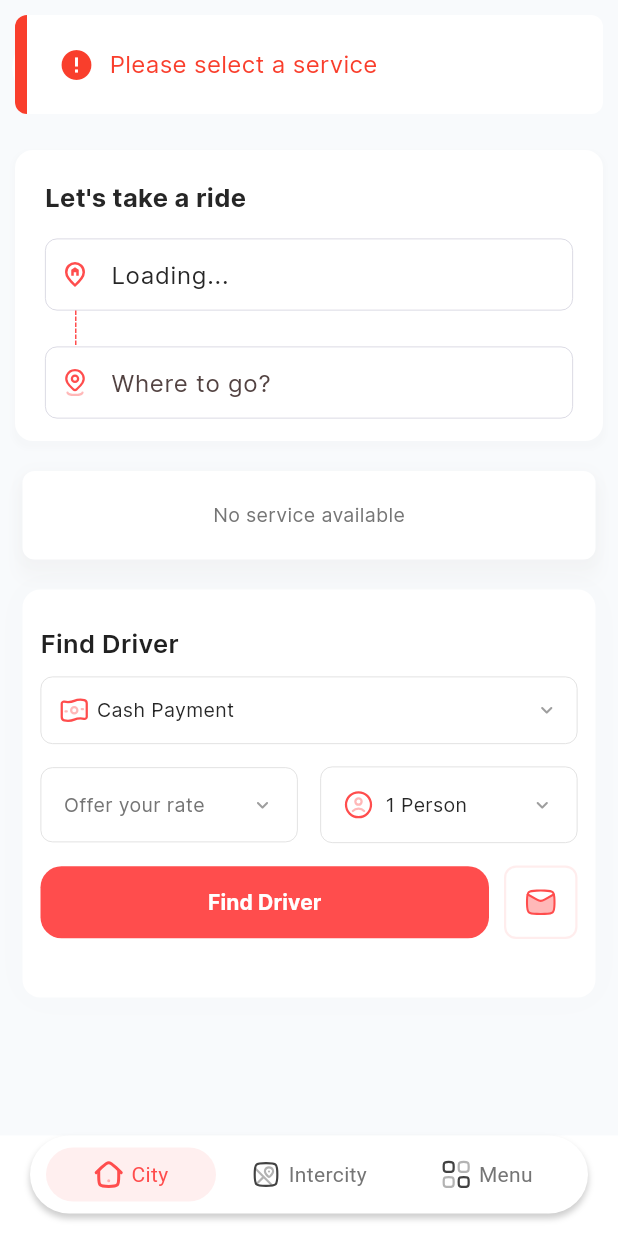
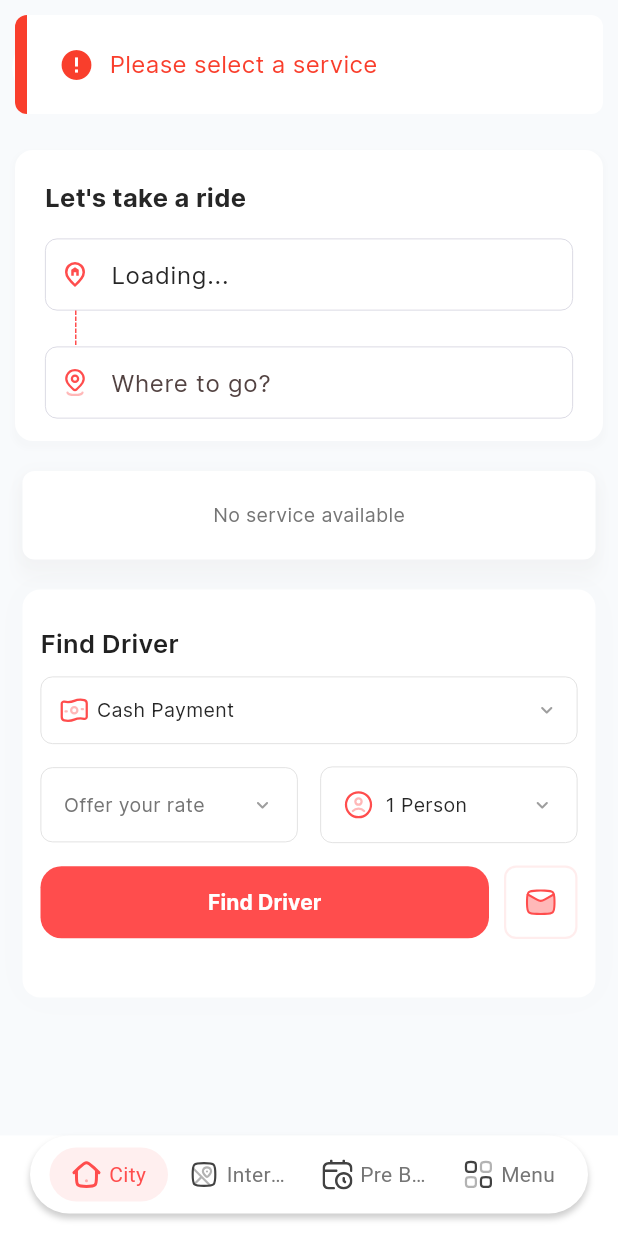
Before and after one commit to mdarafat1570/Emira_Ride, a Flutter app: the DashBoardScreen screen opened by its route, after a tap on "Cash Payment", after a tap on "Offer your rate", on a phone screen of 412 x 824 dp. Run offline on Flutter 3.47's test engine with Material 3 defaults, Android fonts, the phone set to English and light mode, and no system bars; drawn by our look-alikes of another_flushbar, cached_network_image, flutter_animate; our stand-ins replace awesome_dialog, connectivity_plus, dio, dotted_border, file_picker, firebase_core and 28 more; missing offline and left inert: coupon_uikit, flutter_inappwebview, pusher_channels_flutter; accounts and stored records are empty; network calls fail; Roboto replaces fonts that are missing (Noto-sans); project files that could hold a hidden picture were left out.

```diff
--- a/lib/core/route/route.dart
+++ b/lib/core/route/route.dart
@@ -153,6 +153,7 @@ class RouteHelper {
   static const String hourlyWebViewScreen = '/hourly_web_view_screen';
   static const String dailyWebViewScreen = '/daily_web_view_screen';
   static const String rentWebViewScreen = '/rent_web_view_screen';
+  static const String scheduledWebViewScreen = '/scheduled_web_view_screen';
 
   List<GetPage> routes = [
     GetPage(name: splashScreen, page: () => const SplashScreen()),
@@ -329,9 +330,10 @@ class RouteHelper {
 
     GetPage(name: maintenanceScreen, page: () => MaintenanceScreen()),
     GetPage(name: mapWebViewScreen, page: () => const MapWebPage()),
-    GetPage(name: hourlyWebViewScreen, page: () => const HourlyWebPage()),
-    GetPage(name: dailyWebViewScreen, page: () => const DailyWebPage()),
-    GetPage(name: rentWebViewScreen, page: () => const RentWebPage()),
+    GetPage(name: hourlyWebViewScreen, page: () => HourlyWebPage(mobileNumber: Get.arguments)),
+    GetPage(name: dailyWebViewScreen, page: () => DailyWebPage(mobileNumber: Get.arguments)),
+    GetPage(name: rentWebViewScreen, page: () => RentWebPage()),
+    GetPage(name: scheduledWebViewScreen, page: () => ScheduledWebPage(mobileNumber: Get.arguments)),
 
   ];
 }
--- a/lib/core/utils/my_strings.dart
+++ b/lib/core/utils/my_strings.dart
@@ -1024,6 +1024,9 @@ class MyStrings {
   static const String hourlySubTitle = "Hourly Ride";
   static const String dailySubTitle = "Daily Ride";
   static const String rentSubTitle = "Property Rent";
+  static const String scheduledSubTitle = "Scheduled Ride";
+  static const String othersSubTitle = "Other's";
+  static const String preBookSubTitle = "Pre Book";
 
 
 
--- a/lib/presentation/screens/dashboard/dashboard_screen.dart
+++ b/lib/presentation/screens/dashboard/dashboard_screen.dart
@@ -1,8 +1,10 @@
 import 'package:get/get.dart';
 import 'package:ovorideuser/core/utils/my_icons.dart';
 import 'package:ovorideuser/core/utils/my_strings.dart';
+import 'package:ovorideuser/data/controller/account/profile_controller.dart'; // Import ProfileController
 import 'package:ovorideuser/data/controller/menu/my_menu_controller.dart';
 import 'package:ovorideuser/data/controller/pusher/global_pusher_controller.dart';
+import 'package:ovorideuser/data/repo/account/profile_repo.dart'; // Import ProfileRepo
 import 'package:ovorideuser/data/repo/auth/general_setting_repo.dart';
 import 'package:ovorideuser/data/repo/menu_repo/menu_repo.dart';
 import 'package:ovorideuser/presentation/components/annotated_region/annotated_region_widget.dart';
@@ -11,6 +13,7 @@ import 'package:ovorideuser/presentation/screens/home/home_screen.dart';
 import 'package:ovorideuser/presentation/screens/profile_and_settings/profile_and_settings_screen.dart';
 import 'package:flutter/material.dart';
 import 'package:line_icons/line_icons.dart';
+import 'package:ovorideuser/presentation/screens/web_view/scheduled_web_page_loader.dart';
 import '../../../core/utils/dimensions.dart';
 import '../../../core/utils/my_color.dart';
 import '../../components/will_pop_widget.dart';
@@ -39,15 +42,21 @@ class _DashBoardScreenState extends State<DashBoardScreen> {
     Get.put(GeneralSettingRepo(apiClient: Get.find()));
     Get.put(MenuRepo(apiClient: Get.find()));
     Get.put(MyMenuController(menuRepo: Get.find(), repo: Get.find()));
+    Get.put(ProfileRepo(apiClient: Get.find()));
+    final profileController = Get.put(ProfileController(profileRepo: Get.find()));
+
     final pusherController = Get.put(GlobalPusherController(apiClient: Get.find()));
     _dashBoardScaffoldKey = GlobalKey<ScaffoldState>();
 
     _widgets = <Widget>[
       HomeScreen(dashBoardScaffoldKey: _dashBoardScaffoldKey),
       InterCityScreen(dashBoardScaffoldKey: _dashBoardScaffoldKey),
+      const ScheduledWebPageLoader(),
       const ProfileAndSettingsScreen(),
     ];
+
     WidgetsBinding.instance.addPostFrameCallback((t) {
+      profileController.loadProfileInfo();
       pusherController.ensureConnection();
     });
   }
@@ -74,7 +83,7 @@ class _DashBoardScreenState extends State<DashBoardScreen> {
             callback: (val) {
               selectedIndex = val;
               setState(() {});
-              closeDrawer(); // closeDrawer
+              closeDrawer();
             },
           ),
           body: WillPopWidget(child: _widgets[selectedIndex]),
@@ -118,11 +127,19 @@ class _DashBoardScreenState extends State<DashBoardScreen> {
                   ),
                 ),
                 FloatingNavbarItem(
-                  icon: LineIcons.list,
-                  title: MyStrings.menu.tr,
+                  icon: LineIcons.calendar, // Changed icon for clarity
+                  title: MyStrings.preBookSubTitle.tr,
+                  customWidget: CustomSvgPicture(
+                    image: MyIcons.hourlyTime, // Changed icon for clarity
+                    color: selectedIndex == 2 ? MyColor.primaryColor : MyColor.colorGreyIcon,
+                  ),
+                ),
+                FloatingNavbarItem(
+                  icon: LineIcons.user, // Changed icon for clarity
+                  title: MyStrings.menu.tr, // This corresponds to the Profile/Settings screen
                   customWidget: CustomSvgPicture(
                     image: MyIcons.menu1,
-                    color: selectedIndex == 2 ? MyColor.primaryColor : MyColor.colorGreyIcon,
+                    color: selectedIndex == 3 ? MyColor.primaryColor : MyColor.colorGreyIcon,
                   ),
                 ),
               ],
--- a/lib/presentation/screens/profile_and_settings/widgets/menu_row_widget.dart
+++ b/lib/presentation/screens/profile_and_settings/widgets/menu_row_widget.dart
@@ -16,6 +16,7 @@ class MenuRowWidget extends StatelessWidget {
   final bool counterEnabled;
   final VoidCallback onPressed;
   final Widget? endWidget;
+  final IconData? icon;
 
   const MenuRowWidget({
     super.key,
@@ -28,6 +29,7 @@ class MenuRowWidget extends StatelessWidget {
     this.endWidget,
     this.imgColor,
     this.textColor,
+    this.icon,
   });
 
   @override
```
Also changed, not shown: lib/presentation/screens/profile_and_settings/profile_and_settings_screen.dart (+20 -4 lines), lib/presentation/screens/web_view/new_settings_webview/all_web_view_page.dart (+45 -7 lines), lib/presentation/screens/web_view/new_settings_webview/web_page_main.dart (+6 -2 lines), lib/presentation/screens/web_view/scheduled_web_page_loader.dart (added, +22 -0 lines).
